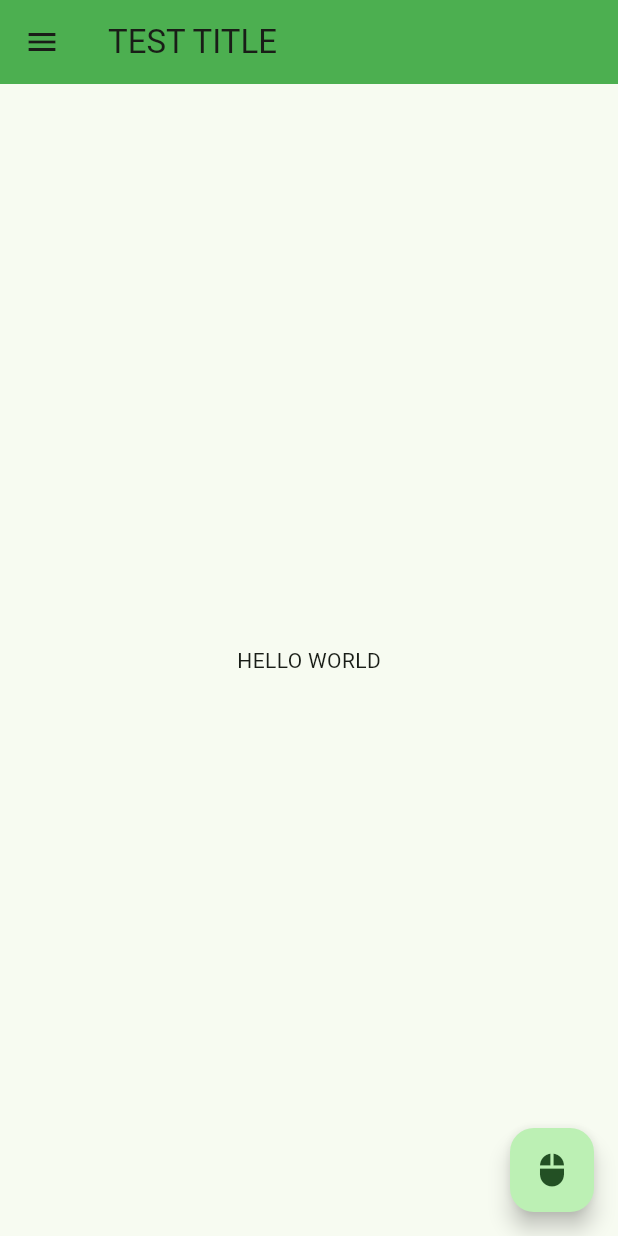
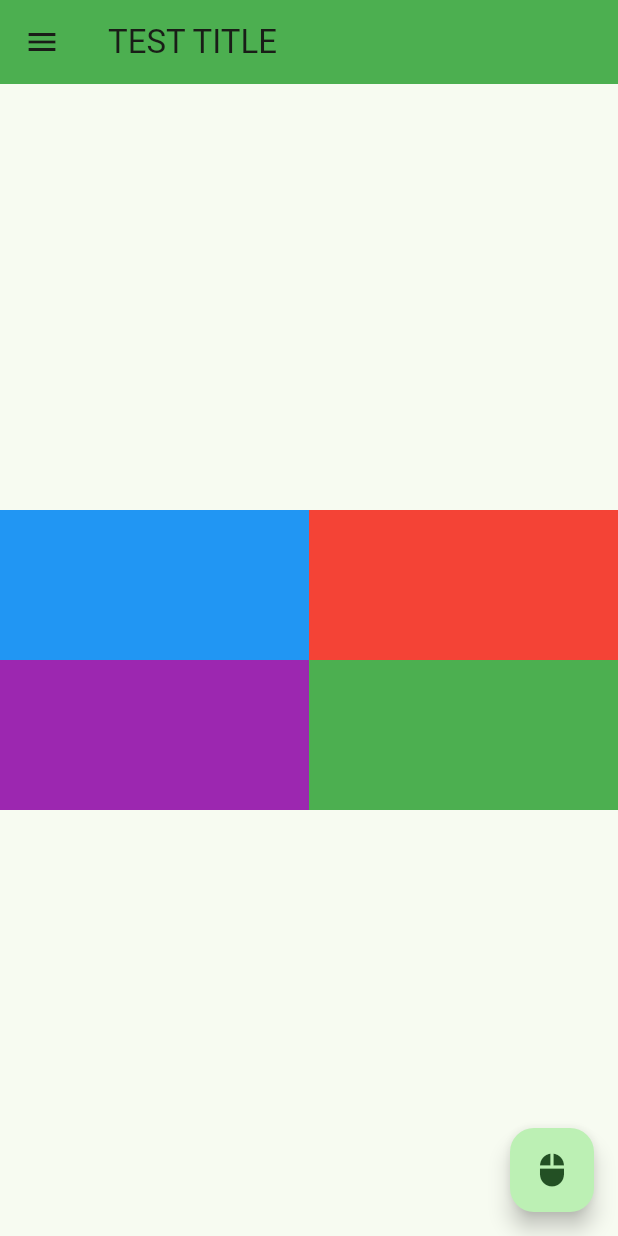
Before and after one commit to llilliililli/fluuterStudy, a Flutter app: the screen it shows after launch, on a phone screen of 412 x 824 dp. Run offline on Flutter 3.47's test engine with Material 3 defaults, Android fonts, the phone set to English and light mode, and no system bars.

Commit message:
flutter 2강 - 테이블 (Container) 생성 - 테이블 응용 ( Column, Row )

```diff
--- a/lib/main.dart
+++ b/lib/main.dart
@@ -50,9 +50,61 @@ class _MyHomePageState extends State<MyHomePage> {
               title: Text("Menu 1"),
             )
           ],
-          ),),
-      body: const Center(child: Text("HELLO WORLD"),
-      ),
+          ),
+        ),
+      body: //const Center(child: Text("HELLO WORLD"),),
+          Container( //테이블 생성하기
+            alignment: Alignment.topLeft,
+            // child: Column(
+            //   children: [
+            //     Container(
+            //       width: 200,
+            //       height: 200,
+            //       color: Colors.blue,
+            //       ),
+            //       Container(
+            //       width: 200,
+            //       height: 200,
+            //       color: Colors.red,
+            //       ),
+            //   ],
+            // ),
+            child: Column(
+              mainAxisAlignment: MainAxisAlignment.center, //세로축 정렬
+              //crossAxisAlignment: CrossAxisAlignment.center, //가로축 정렬
+              children: [
+              Row(
+              mainAxisAlignment: MainAxisAlignment.center,
+              children: [
+                Container(
+                  width: MediaQuery.of(context).size.width/2, // 현재 디스플레이 크기 구하여, 공백없이 사이즈 맞추기
+                  height: 100,
+                  color: Colors.blue,
+                  ),
+                  Container(
+                  width: MediaQuery.of(context).size.width/2,
+                  height: 100,
+                  color: Colors.red,
+                  ),
+              ],
+            ),
+            Row(
+              mainAxisAlignment: MainAxisAlignment.center,
+              children: [
+                Container(
+                  width: MediaQuery.of(context).size.width/2,
+                  height: 100,
+                  color: Colors.purple,
+                  ),
+                  Container(
+                  width: MediaQuery.of(context).size.width/2,
+                  height: 100,
+                  color: Colors.green,
+                  ),
+              ],
+            ),
+            ]),
+            ),
       floatingActionButton: FloatingActionButton( // 플로팅버튼
         onPressed: () => print("clicked"),
         child: const Icon(Icons.mouse),
```
